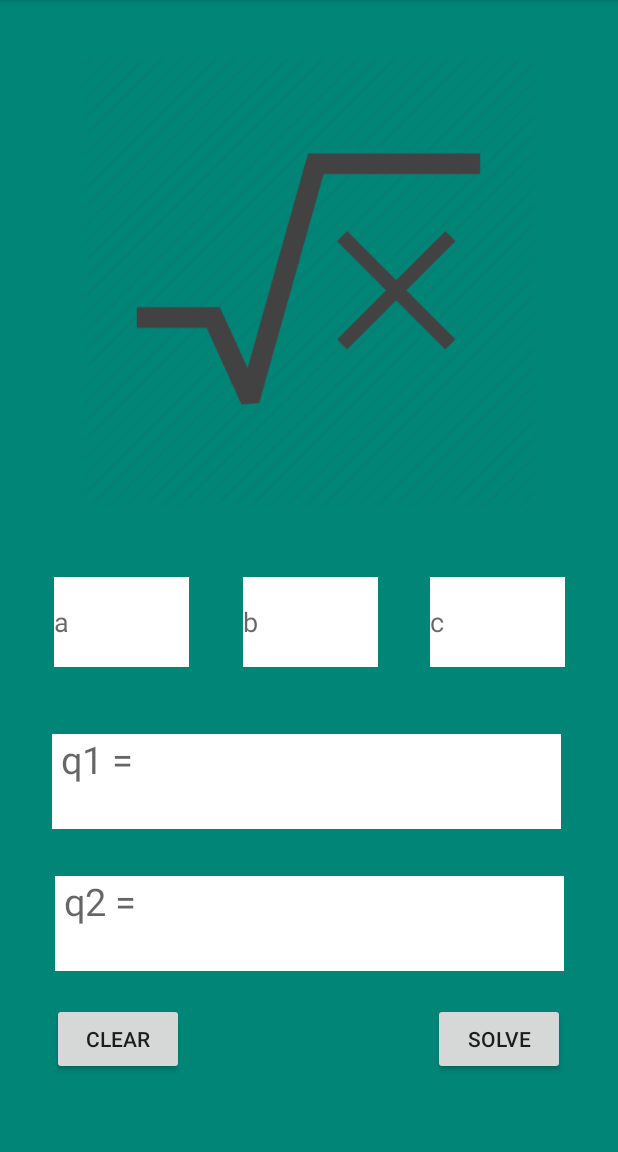
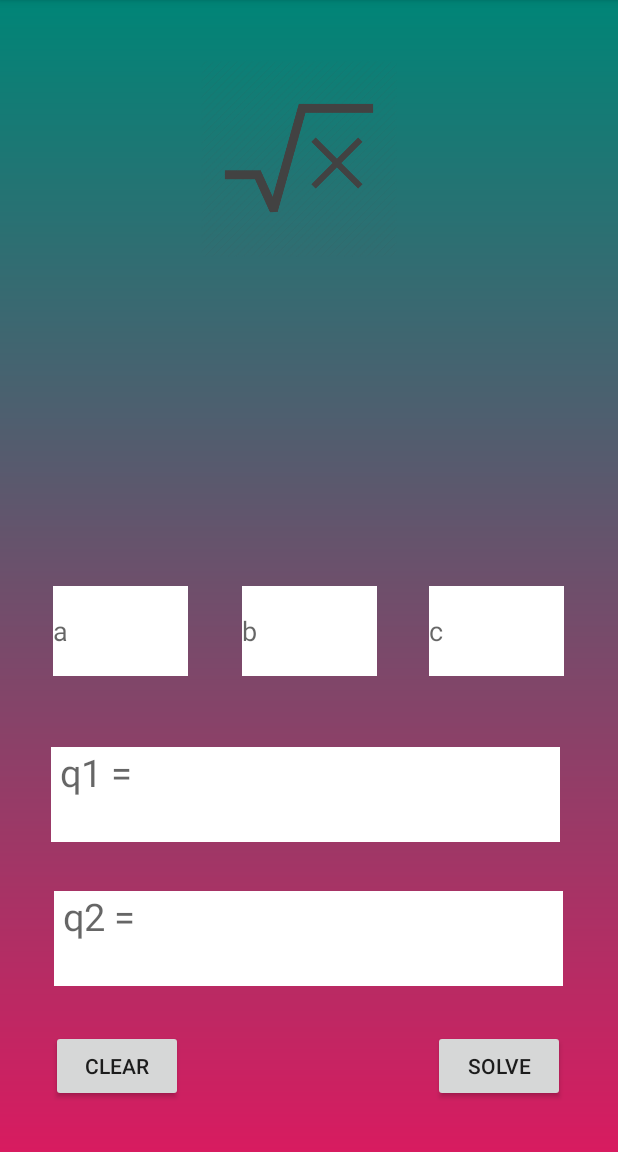
Before and after one commit to shymoj/Quadratic-Formula-Calculator-Android, an Android app: the screen it shows after launch (MainActivity), on a phone screen of 412 x 824 dp, the part 84-1236 px from its top. Run offline under Robolectric (Android 15) with nearby library versions, the phone set to English and light mode, and no system bars; our stand-ins replace Firebase (no records; nobody signed in at launch, a user with empty details on screens opened directly).

Commit message:
Updated background, landscape layout
Updated background and layout for landscape view

```diff
--- a/app/src/main/java/com/example/appy/MainActivity.java
+++ b/app/src/main/java/com/example/appy/MainActivity.java
@@ -66,7 +66,7 @@ public class MainActivity extends AppCompatActivity {
                         String ee = ta + "_" + tb + "_" + tc;
                         if(quad < 0){
                             DatabaseReference myRef = database.getReference("Not Quad");
-                            Toast.makeText(getApplicationContext(), ("CANNOT SOLVE: Not Quad"), Toast.LENGTH_LONG).show();
+                            Toast.makeText(getApplicationContext(), ("CANNOT SOLVE! Not Quad"), Toast.LENGTH_LONG).show();
                             myRef.child(ee).child("a").setValue(a);
                             myRef.child(ee).child("b").setValue(b);
                             myRef.child(ee).child("c").setValue(c);
@@ -79,8 +79,8 @@ public class MainActivity extends AppCompatActivity {
                             myRef.child(ee).child("q1").setValue(pq);
                             myRef.child(ee).child("q2").setValue(nq);
 
-
-                            Toast.makeText(getApplicationContext(), ("SOLVED: q1 = " + pq + " q2 = " + nq), Toast.LENGTH_LONG).show();
+                            Toast.makeText(getApplicationContext(), ("SOLVED!"), Toast.LENGTH_SHORT).show();
+                            Toast.makeText(getApplicationContext(), (" q1 = " + pq + " q2 = " + nq), Toast.LENGTH_LONG).show();
                             //Toast.makeText(getApplicationContext(), et2.getText().toString(), Toast.LENGTH_LONG).show();
                             //Toast.makeText(getApplicationContext(), et3.getText().toString(), Toast.LENGTH_LONG).show();//display the text that you entered in edit text
                         }
--- a/app/src/main/res/layout/activity_main.xml
+++ b/app/src/main/res/layout/activity_main.xml
@@ -4,14 +4,14 @@
     xmlns:tools="http://schemas.android.com/tools"
     android:layout_width="match_parent"
     android:layout_height="match_parent"
-    android:background="@color/colorPrimary"
+    android:background="@drawable/bg_splash"
     tools:context=".MainActivity">
 
 
     <ImageView
         android:id="@+id/logo"
-        android:layout_width="310dp"
-        android:layout_height="305dp"
+        android:layout_width="145dp"
+        android:layout_height="132dp"
         android:layout_marginStart="50dp"
         android:layout_marginLeft="50dp"
         android:layout_marginTop="16dp"
@@ -21,8 +21,10 @@
         android:src="@drawable/sr"
         app:layout_constraintBottom_toBottomOf="parent"
         app:layout_constraintEnd_toEndOf="parent"
+        app:layout_constraintHorizontal_bias="0.465"
         app:layout_constraintStart_toStartOf="parent"
-        app:layout_constraintTop_toTopOf="parent" />
+        app:layout_constraintTop_toTopOf="parent"
+        app:layout_constraintVertical_bias="0.115" />
 
     <EditText
         android:id="@+id/input2"
@@ -39,8 +41,10 @@
         android:inputType="numberSigned"
         app:layout_constraintBottom_toBottomOf="parent"
         app:layout_constraintEnd_toEndOf="parent"
+        app:layout_constraintHorizontal_bias="0.44"
         app:layout_constraintStart_toStartOf="parent"
-        app:layout_constraintTop_toTopOf="parent" />
+        app:layout_constraintTop_toTopOf="parent"
+        app:layout_constraintVertical_bias="0.665" />
 
     <EditText
         android:id="@+id/input1"
@@ -57,8 +61,10 @@
         android:inputType="numberSigned"
         app:layout_constraintBottom_toBottomOf="parent"
         app:layout_constraintEnd_toEndOf="parent"
+        app:layout_constraintHorizontal_bias="0.45"
         app:layout_constraintStart_toStartOf="parent"
-        app:layout_constraintTop_toTopOf="parent" />
+        app:layout_constraintTop_toTopOf="parent"
+        app:layout_constraintVertical_bias="0.665" />
 
     <EditText
         android:id="@+id/input3"
@@ -75,14 +81,14 @@
         android:inputType="numberSigned"
         app:layout_constraintBottom_toBottomOf="parent"
         app:layout_constraintEnd_toEndOf="parent"
+        app:layout_constraintHorizontal_bias="0.443"
         app:layout_constraintStart_toStartOf="parent"
-        app:layout_constraintTop_toTopOf="parent" />
-
+        app:layout_constraintTop_toTopOf="parent"
+        app:layout_constraintVertical_bias="0.665" />
 
     <TextView
         android:id="@+id/text1"
         android:layout_width="339dp"
-        android:hint=" q1 ="
         android:layout_height="63dp"
         android:layout_marginStart="34dp"
         android:layout_marginLeft="34dp"
@@ -90,26 +96,31 @@
         android:layout_marginEnd="38dp"
         android:layout_marginRight="38dp"
         android:layout_marginBottom="197dp"
+        android:hint=" q1 ="
         app:layout_constraintBottom_toBottomOf="parent"
         app:layout_constraintEnd_toEndOf="parent"
+        app:layout_constraintHorizontal_bias="0.453"
         app:layout_constraintStart_toStartOf="parent"
-        app:layout_constraintTop_toTopOf="parent" />
+        app:layout_constraintTop_toTopOf="parent"
+        app:layout_constraintVertical_bias="0.746" />
 
     <TextView
         android:id="@+id/text2"
         android:layout_width="339dp"
         android:layout_height="63dp"
-        android:hint=" q2 ="
         android:layout_marginStart="36dp"
         android:layout_marginLeft="36dp"
         android:layout_marginTop="566dp"
         android:layout_marginEnd="36dp"
         android:layout_marginRight="36dp"
         android:layout_marginBottom="103dp"
+        android:hint=" q2 ="
         app:layout_constraintBottom_toBottomOf="parent"
         app:layout_constraintEnd_toEndOf="parent"
+        app:layout_constraintHorizontal_bias="0.446"
         app:layout_constraintStart_toStartOf="parent"
-        app:layout_constraintTop_toTopOf="parent" />
+        app:layout_constraintTop_toTopOf="parent"
+        app:layout_constraintVertical_bias="0.8" />
 
     <Button
         android:id="@+id/button1"
@@ -124,8 +135,10 @@
         android:text="@string/button"
         app:layout_constraintBottom_toBottomOf="parent"
         app:layout_constraintEnd_toEndOf="parent"
+        app:layout_constraintHorizontal_bias="1.0"
         app:layout_constraintStart_toStartOf="parent"
-        app:layout_constraintTop_toTopOf="parent" />
+        app:layout_constraintTop_toTopOf="parent"
+        app:layout_constraintVertical_bias="1.0" />
 
     <Button
         android:id="@+id/button2"
@@ -140,7 +153,9 @@
         android:text="@string/button2"
         app:layout_constraintBottom_toBottomOf="parent"
         app:layout_constraintEnd_toEndOf="parent"
+        app:layout_constraintHorizontal_bias="0.0"
         app:layout_constraintStart_toStartOf="parent"
-        app:layout_constraintTop_toTopOf="parent" />
+        app:layout_constraintTop_toTopOf="parent"
+        app:layout_constraintVertical_bias="1.0" />
 
 </androidx.constraintlayout.widget.ConstraintLayout>
```
